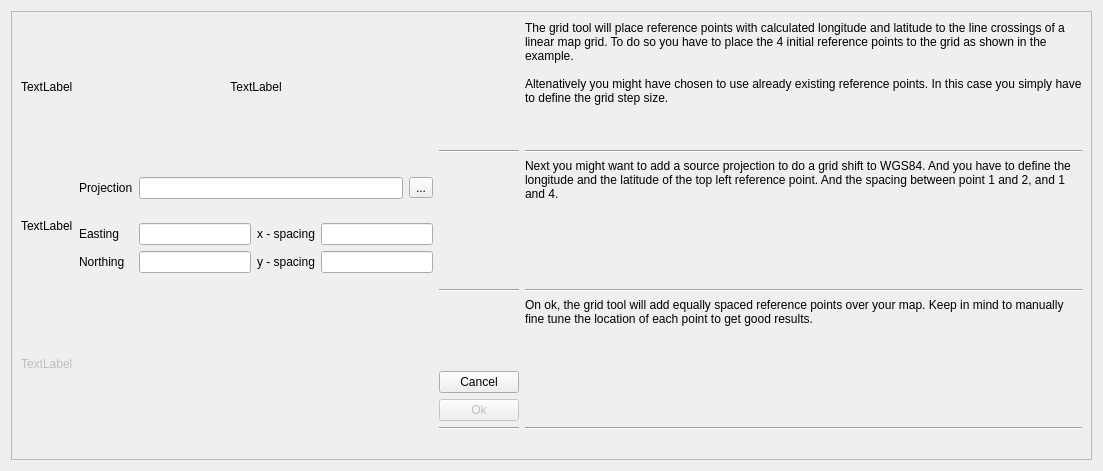
Before: the Qt Designer form src/ICreateMapGridTool.ui in ntruchsess/QLandkarteGT, drawn with Qt 5.
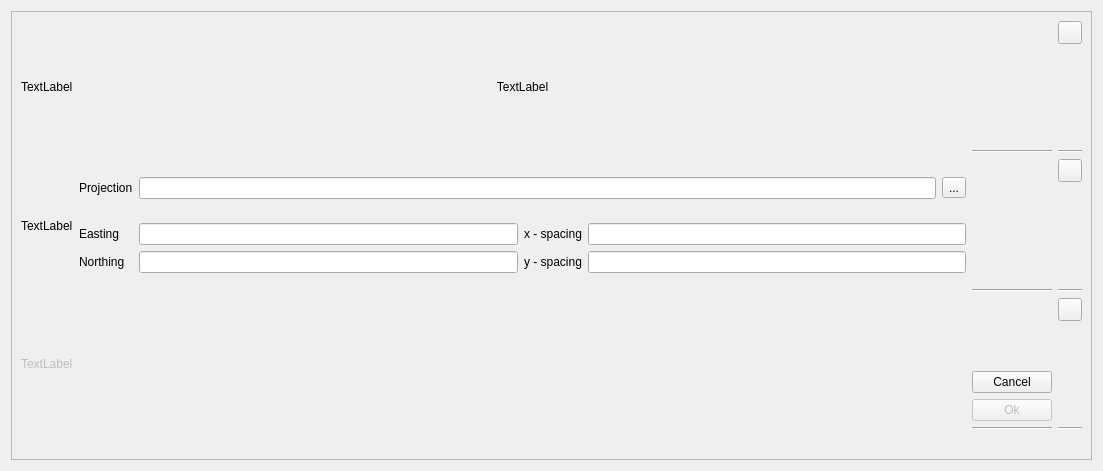
After: the same form once the commit is applied. Custom widgets are drawn as their Qt base class.

Commit message: add better help system for map referencing

```diff
--- a/src/ICreateMapGridTool.ui
+++ b/src/ICreateMapGridTool.ui
@@ -66,19 +66,24 @@
       <item row="0" column="3" >
        <layout class="QVBoxLayout" >
         <item>
-         <widget class="QLabel" name="label_5" >
-          <property name="text" >
-           <string>The grid tool will place reference points with calculated longitude and latitude to the line crossings of a linear map grid. To do so you have to place the 4 initial reference points to the grid as shown in the example.
-
-Altenatively you might have chosen to use already existing reference points. In this case you simply have to define the grid step size.</string>
+         <widget class="CHelpButton" name="helpStep2a">
+          <property name="text">
+           <string notr="true"/>
           </property>
-          <property name="alignment" >
-           <set>Qt::AlignLeading|Qt::AlignLeft|Qt::AlignTop</set>
+         </widget>
+        </item>
+        <item>
+         <spacer name="verticalSpacer">
+          <property name="orientation">
+           <enum>Qt::Vertical</enum>
           </property>
-          <property name="wordWrap" >
-           <bool>true</bool>
+          <property name="sizeHint" stdset="0">
+           <size>
+            <width>20</width>
+            <height>40</height>
+           </size>
           </property>
-         </widget>
+         </spacer>
         </item>
         <item>
          <widget class="Line" name="line" >
@@ -218,17 +223,24 @@
       <item row="1" column="3" >
        <layout class="QVBoxLayout" >
         <item>
-         <widget class="QLabel" name="label_6" >
-          <property name="text" >
-           <string>Next you might want to add a source projection to do a grid shift to WGS84. And you have to define the longitude and the latitude of the top left reference point. And the spacing between point 1 and 2, and 1 and 4.</string>
+         <widget class="CHelpButton" name="helpStep2b">
+          <property name="text">
+           <string notr="true"/>
           </property>
-          <property name="alignment" >
-           <set>Qt::AlignLeading|Qt::AlignLeft|Qt::AlignTop</set>
+         </widget>
+        </item>
+        <item>
+         <spacer name="verticalSpacer_2">
+          <property name="orientation">
+           <enum>Qt::Vertical</enum>
           </property>
-          <property name="wordWrap" >
-           <bool>true</bool>
+          <property name="sizeHint" stdset="0">
+           <size>
+            <width>20</width>
+            <height>40</height>
+           </size>
           </property>
-         </widget>
+         </spacer>
         </item>
         <item>
          <widget class="Line" name="line_2" >
@@ -293,17 +305,24 @@
       <item row="2" column="3" >
        <layout class="QVBoxLayout" >
         <item>
-         <widget class="QLabel" name="label_7" >
-          <property name="text" >
-           <string>On ok, the grid tool will add equally spaced reference points over your map. Keep in mind to manually fine tune the location of each point to get good results.</string>
+         <widget class="CHelpButton" name="helpStep2c">
+          <property name="text">
+           <string notr="true"/>
           </property>
-          <property name="alignment" >
-           <set>Qt::AlignLeading|Qt::AlignLeft|Qt::AlignTop</set>
+         </widget>
+        </item>
+        <item>
+         <spacer name="verticalSpacer_3">
+          <property name="orientation">
+           <enum>Qt::Vertical</enum>
           </property>
-          <property name="wordWrap" >
-           <bool>true</bool>
+          <property name="sizeHint" stdset="0">
+           <size>
+            <width>20</width>
+            <height>40</height>
+           </size>
           </property>
-         </widget>
+         </spacer>
         </item>
         <item>
          <widget class="Line" name="line_3" >
@@ -332,6 +351,13 @@
    </item>
   </layout>
  </widget>
+ <customwidgets>
+  <customwidget>
+   <class>CHelpButton</class>
+   <extends>QToolButton</extends>
+   <header>CHelpButton.h</header>
+  </customwidget>
+ </customwidgets>
  <resources/>
  <connections/>
 </ui>
```
Left out of the diff: 203 changed lines with no effect on the pictures. The commit also changes 12 other files.
